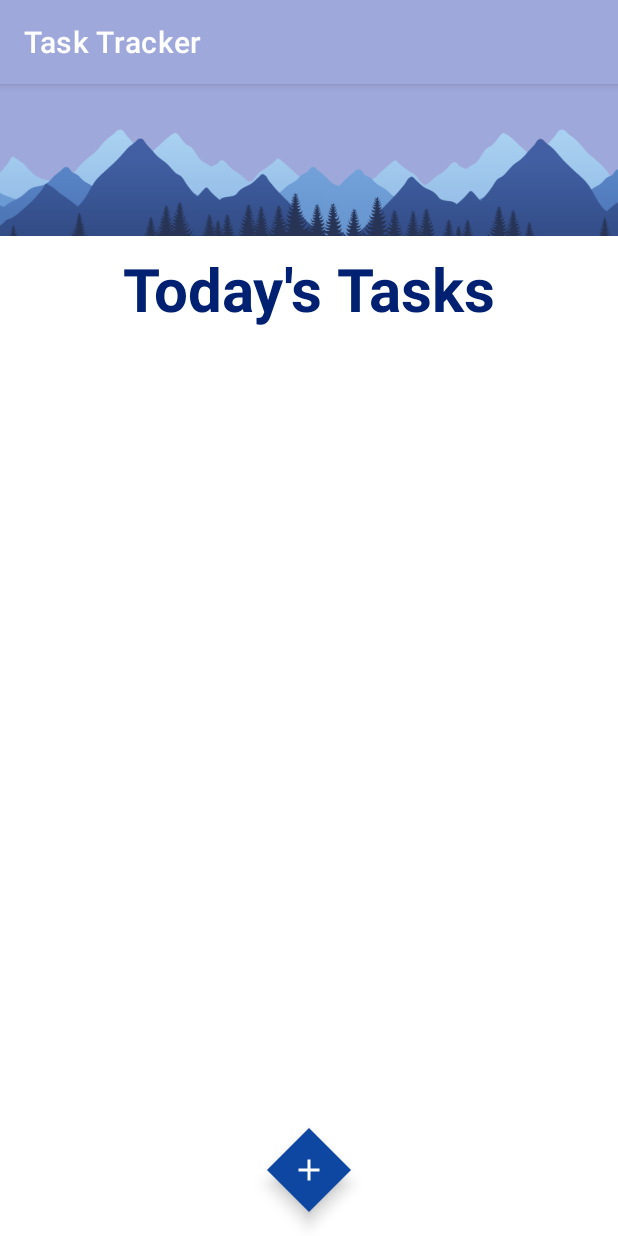
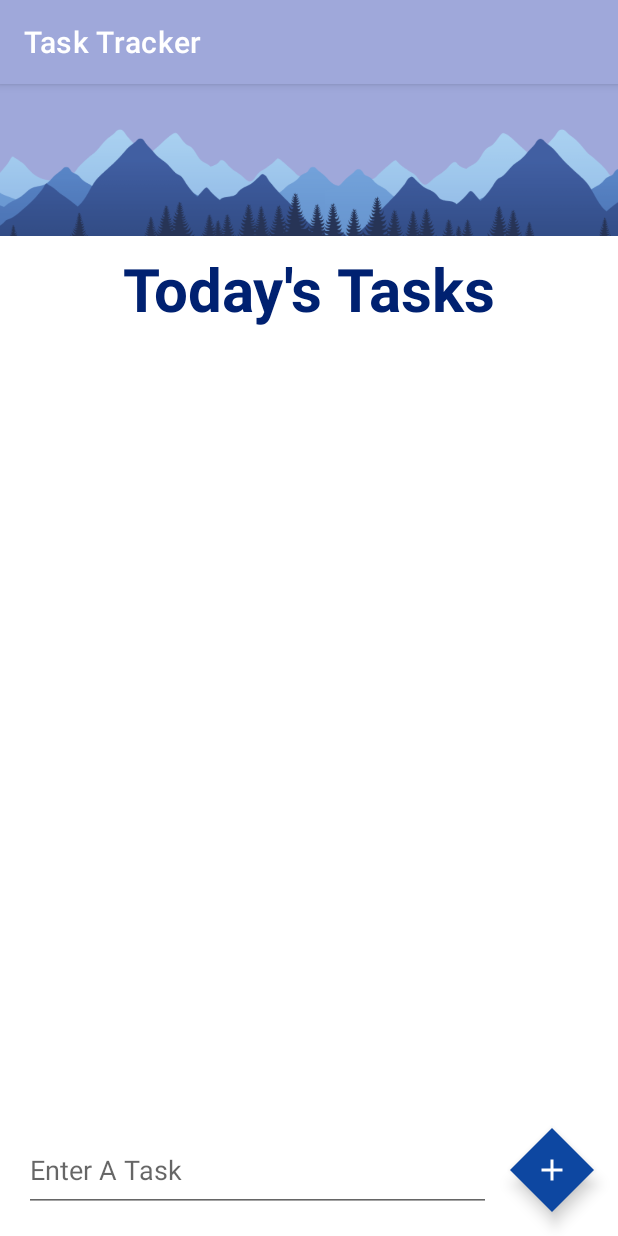
Before and after one commit to ksw5/Checked-todolist-app, an Android app: the screen it shows after launch (MainActivity), on a phone screen of 412 x 824 dp. Run offline under Robolectric (Android 15) with nearby library versions, the phone set to English and light mode, and no system bars.

Commit message:
changed app layout

```diff
--- a/app/src/main/java/com/example/tasktracker/Adapter.kt
+++ b/app/src/main/java/com/example/tasktracker/Adapter.kt
@@ -3,10 +3,11 @@ package com.example.tasktracker
 import android.view.LayoutInflater
 import android.view.View
 import android.view.ViewGroup
+import android.widget.EditText
 import android.widget.TextView
 import androidx.recyclerview.widget.RecyclerView
 
-class Adapter(private val listOfItems: List<String>) : RecyclerView.Adapter<Adapter.ViewHolder>() {
+class Adapter(private val listOfItems: MutableList<Task>) : RecyclerView.Adapter<Adapter.ViewHolder>() {
 
     override fun onCreateViewHolder(parent: ViewGroup, viewType: Int): ViewHolder {
         val context = parent.context
@@ -19,8 +20,9 @@ class Adapter(private val listOfItems: List<String>) : RecyclerView.Adapter<Adap
 
 
     override fun onBindViewHolder(holder: ViewHolder, position: Int) {
-        val item = listOfItems.get(position)
-        holder.textView.text = item
+        val task: Task = listOfItems.get(position)
+        holder.title.text = task.title.toString()
+
     }
 
     override fun getItemCount(): Int {
@@ -30,7 +32,7 @@ class Adapter(private val listOfItems: List<String>) : RecyclerView.Adapter<Adap
     inner class ViewHolder(itemView: View) : RecyclerView.ViewHolder(itemView) {
         // Your holder should contain and initialize a member variable
         // for any view that will be set as you render a row
-        val textView = itemView.findViewById<TextView>(R.id.title)
+        val title: TextView = itemView.findViewById<EditText>(R.id.title)
 
     }
 
--- a/app/src/main/java/com/example/tasktracker/MainActivity.kt
+++ b/app/src/main/java/com/example/tasktracker/MainActivity.kt
@@ -1,11 +1,10 @@
 package com.example.tasktracker
 
 import android.os.Bundle
+import android.widget.EditText
 import androidx.appcompat.app.AppCompatActivity
-import androidx.recyclerview.widget.LinearLayoutManager
 import androidx.recyclerview.widget.RecyclerView
-import kotlinx.android.synthetic.main.activity_main.*
-import kotlin.collections.mutableListOf as mutableListOf1
+import com.google.android.material.floatingactionbutton.FloatingActionButton
 
 
 class MainActivity : AppCompatActivity() {
@@ -14,22 +13,14 @@ class MainActivity : AppCompatActivity() {
         super.onCreate(savedInstanceState)
         setContentView(R.layout.activity_main)
 
-        //Initialize data
-        // Lookup the recyclerview in activity layout
-        val rvTasks = findViewById<RecyclerView>(R.id.tasksRecyclerView)
-
-        // Create adapter passing in the sample user data
-        val listOfItems = mutableListOf1<String>()
-        // Attach the adapter to the recyclerview to populate items
+        val rv = findViewById<RecyclerView>(R.id.tasksRecyclerView)
+        val listOfItems = mutableListOf<Task>()
         val adapter = Adapter(listOfItems)
-        rvTasks.adapter = adapter
-        // Set layout manager to position the items
-        rvTasks.layoutManager = LinearLayoutManager(this)
-        // That's all!
-
-        // floating action button click will launch activity create task
-
-
+        findViewById<FloatingActionButton>(R.id.fab).setOnClickListener {
+            val stringForTask = findViewById<EditText>(R.id.userTask)
+            listOfItems.add(Task(stringForTask))
+        }
+        adapter.notifyDataSetChanged()
     }
 
 }
--- /dev/null
+++ b/app/src/main/java/com/example/tasktracker/Task.kt
@@ -0,0 +1,5 @@
+package com.example.tasktracker
+
+import android.widget.EditText
+
+data class Task(val title: EditText)
--- a/app/src/main/res/layout/activity_main.xml
+++ b/app/src/main/res/layout/activity_main.xml
@@ -41,15 +41,25 @@
         <androidx.recyclerview.widget.RecyclerView
             android:id="@+id/tasksRecyclerView"
             android:layout_width="match_parent"
-            android:layout_height="467dp"
+            android:layout_height="447dp"
             android:isScrollContainer="true"
-            tools:listitem="@layout/view" />
+            tools:listitem="@layout/view">
+
+        </androidx.recyclerview.widget.RecyclerView>
+
+        <EditText
+            android:id="@+id/userTask"
+            android:layout_width="311dp"
+            android:layout_height="56dp"
+            android:layout_gravity="bottom|left"
+            android:layout_margin="16dp"
+            android:hint="Enter A Task"/>
 
         <com.google.android.material.floatingactionbutton.FloatingActionButton
             android:id="@+id/fab"
             android:layout_width="wrap_content"
             android:layout_height="wrap_content"
-            android:layout_gravity="center|bottom"
+            android:layout_gravity="bottom|end"
             android:layout_margin="16dp"
             android:contentDescription="@string/submit"
             app:backgroundTint="@color/blue_main"
@@ -60,6 +70,8 @@
             app:layout_constraintVertical_bias="0.906"
             app:rippleColor="#2F2E32"
             app:srcCompat="@drawable/ic_baseline_add_24" />
+
+
     </FrameLayout>
 
 
```
Also changed, not shown: app/src/main/java/com/example/tasktracker/CardInfo.kt (deleted, +0 -8 lines), app/src/main/java/com/example/tasktracker/CreateCard.kt (deleted, +0 -27 lines), app/src/main/java/com/example/tasktracker/DataObject.kt (deleted, +0 -17 lines).
